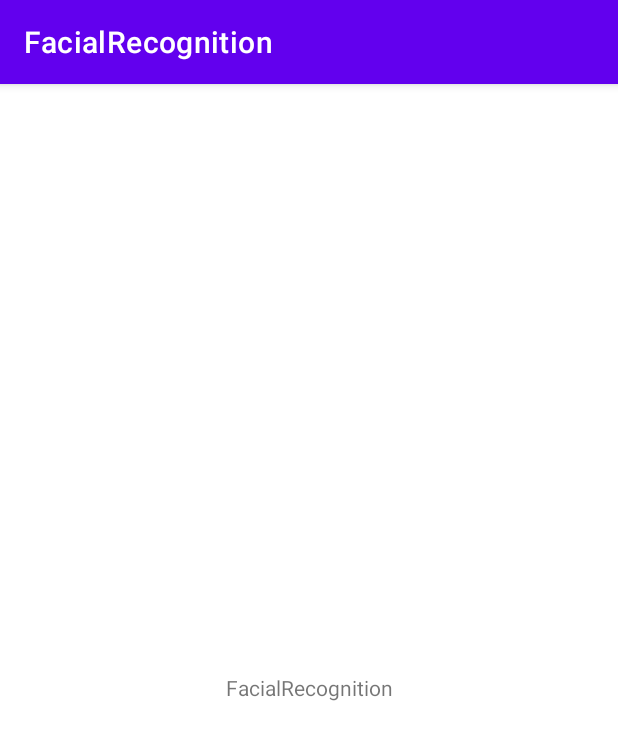
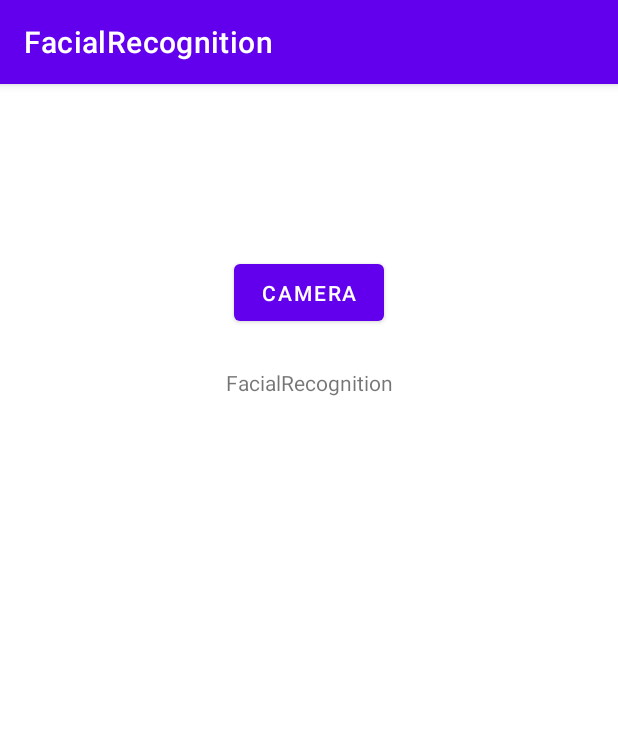
Before and after one commit to marshalllussier/FacialRecognition, an Android app: the screen it shows after launch (MainActivity), on a phone screen of 412 x 824 dp. Shown: the top 740 px of the screen. Run offline under Robolectric (Android 15) with nearby library versions, the phone set to English and light mode, and no system bars.

Commit message:
Adds camera button that displays an image you take

```diff
--- a/app/src/main/res/layout/activity_main.xml
+++ b/app/src/main/res/layout/activity_main.xml
@@ -16,6 +16,7 @@
         android:id="@+id/toolbar"
         android:layout_width="match_parent"
         android:layout_height="?android:attr/actionBarSize"
+        android:layout_marginTop="32dp"
         app:layout_constraintEnd_toEndOf="parent"
         app:layout_constraintHorizontal_bias="1.0"
         app:layout_constraintStart_toStartOf="parent"
@@ -23,14 +24,41 @@
         app:title="GFG | Permission Example"
         app:titleTextColor="@android:color/white" />
 
+    <!-- add Camera Button to open the Camera-->
+
     <TextView
         android:id="@+id/textView"
         android:layout_width="wrap_content"
         android:layout_height="wrap_content"
         android:layout_marginStart="150dp"
+        android:layout_marginTop="25dp"
         android:layout_marginEnd="150dp"
-        android:layout_marginBottom="356dp"
         android:text="@string/app_name"
+        app:layout_constraintEnd_toEndOf="parent"
+        app:layout_constraintStart_toStartOf="parent"
+        app:layout_constraintTop_toBottomOf="@+id/camera_button" />
+
+    <!-- add ImageView to display the captured image-->
+    <Button
+        android:id="@+id/camera_button"
+        android:layout_width="100dp"
+        android:layout_height="50dp"
+        android:layout_marginStart="155dp"
+        android:layout_marginTop="26dp"
+        android:layout_marginEnd="156dp"
+        android:text="Camera"
+        app:layout_constraintEnd_toEndOf="parent"
+        app:layout_constraintStart_toStartOf="parent"
+        app:layout_constraintTop_toBottomOf="@+id/toolbar" />
+
+    <ImageView
+        android:id="@+id/click_image"
+        android:layout_width="350dp"
+        android:layout_height="450dp"
+        android:layout_marginStart="30dp"
+        android:layout_marginEnd="31dp"
+        android:layout_marginBottom="16dp"
+        android:rotation="90"
         app:layout_constraintBottom_toBottomOf="parent"
         app:layout_constraintEnd_toEndOf="parent"
         app:layout_constraintStart_toStartOf="parent" />
```
Also changed, not shown: app/src/main/java/com/example/facialrecognition/MainActivity.java (+27 -46 lines).
